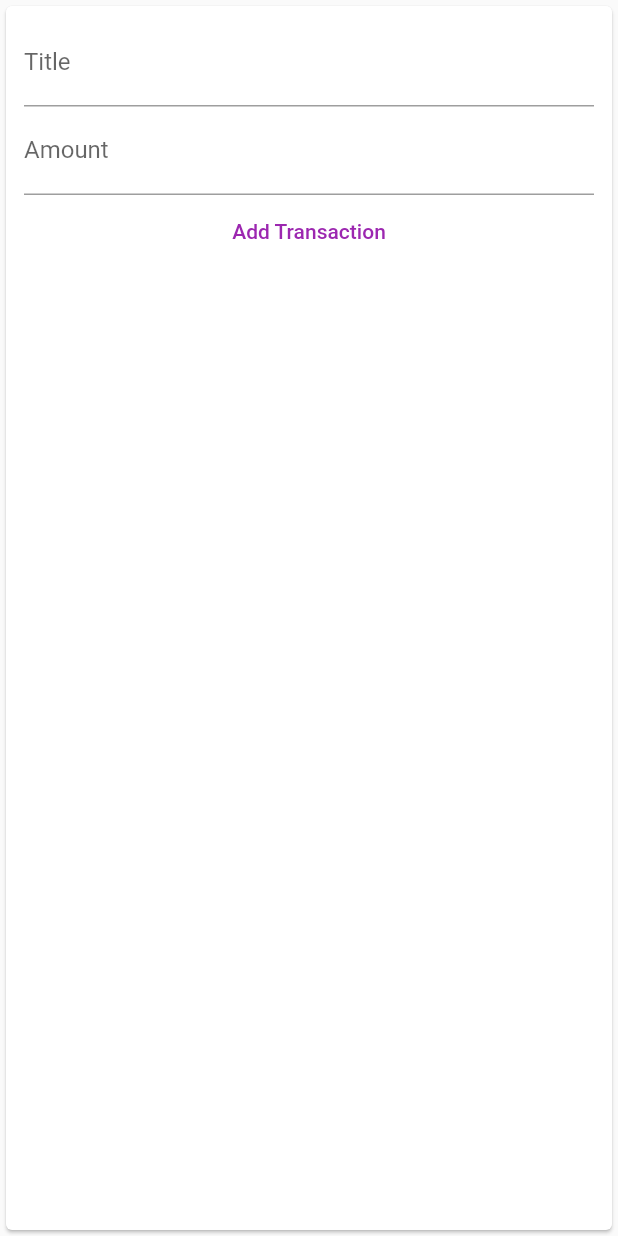
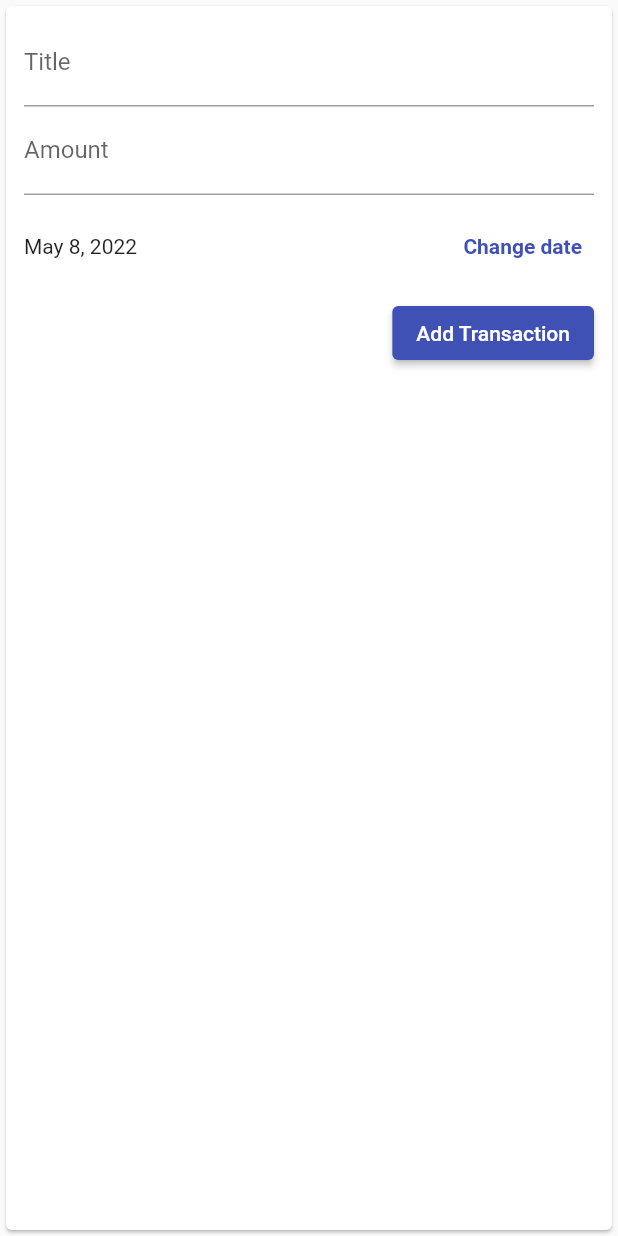
Before and after one commit to notariorob/expense_app, a Flutter app: the TransactionForm widget shown alone on an empty page, opened directly with empty values, after a tap on "Add Transaction", on a phone screen of 412 x 824 dp. Run offline on Flutter 3.47's test engine with Material 2 defaults, Android fonts, the phone set to English and light mode, and no system bars.

Commit message:
enable date choosing

```diff
--- a/lib/pages/home.dart
+++ b/lib/pages/home.dart
@@ -55,14 +55,14 @@ class _HomeState extends State<Home> {
         .toList();
   }
 
-  void _addTransaction(String title, double amount) {
+  void _addTransaction(String title, double amount, DateTime date) {
     setState(() {
       _transactions.add(
         Transaction(
             id: '${DateTime.now()}-title',
             amount: amount,
             title: title,
-            date: DateTime.now()),
+            date: date),
       );
       _transactions.sort((a, b) => b.date.compareTo(a.date));
     });
--- a/lib/ui/transaction_form.dart
+++ b/lib/ui/transaction_form.dart
@@ -1,4 +1,5 @@
 import 'package:flutter/material.dart';
+import 'package:intl/intl.dart';
 
 class TransactionForm extends StatefulWidget {
   final Function onAddTransaction;
@@ -10,21 +11,36 @@ class TransactionForm extends StatefulWidget {
 }
 
 class _TransactionFormState extends State<TransactionForm> {
-  final titleController = TextEditingController();
-
-  final amountController = TextEditingController();
+  final _titleController = TextEditingController();
+  final _amountController = TextEditingController();
+  DateTime _date = DateTime.now();
 
   void _submitData() {
-    final String titleValue = titleController.text;
-    final double amountValue = double.parse(amountController.text);
+    final String titleValue = _titleController.text;
+    final double amountValue = double.parse(_amountController.text);
 
-    if (titleValue.isEmpty || amountValue <= 0) {
+    if (titleValue.isEmpty || amountValue <= 0 || _date == null) {
       return;
     }
 
-    widget.onAddTransaction(titleValue, amountValue);
+    widget.onAddTransaction(titleValue, amountValue, _date);
 
     Navigator.of(context).pop();
+  }
+
+  void _openDatePicker() {
+    showDatePicker(
+      context: context,
+      firstDate: DateTime(DateTime.now().year),
+      initialDate: DateTime.now(),
+      lastDate: DateTime.now(),
+    ).then((selectedDate) {
+      if (selectedDate != null) {
+        setState(() {
+          _date = selectedDate;
+        });
+      }
+    });
   }
 
   @override
@@ -36,27 +52,52 @@ class _TransactionFormState extends State<TransactionForm> {
           horizontal: 12,
         ),
         child: Column(
+          crossAxisAlignment: CrossAxisAlignment.end,
           children: [
             TextField(
               decoration: const InputDecoration(
                 label: Text('Title'),
               ),
-              controller: titleController,
+              controller: _titleController,
             ),
             TextField(
               keyboardType: TextInputType.number,
               decoration: const InputDecoration(
                 label: Text('Amount'),
               ),
-              controller: amountController,
+              controller: _amountController,
               onSubmitted: (_) => _submitData(),
             ),
-            TextButton(
+            const SizedBox(
+              height: 10,
+            ),
+            Row(
+              children: [
+                Expanded(
+                  child: Text(
+                    DateFormat.yMMMd().format(_date),
+                  ),
+                ),
+                const SizedBox(
+                  width: 5,
+                ),
+                TextButton(
+                  onPressed: _openDatePicker,
+                  child: const Text(
+                    'Change date',
+                    style: TextStyle(
+                      fontWeight: FontWeight.bold,
+                    ),
+                  ),
+                )
+              ],
+            ),
+            const SizedBox(
+              height: 10,
+            ),
+            ElevatedButton(
               onPressed: _submitData,
               child: const Text('Add Transaction'),
-              style: ElevatedButton.styleFrom(
-                onPrimary: Colors.purple,
-              ),
             ),
           ],
         ),
```
